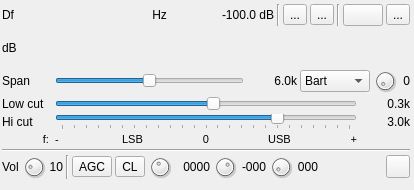
Old version of the form plugins/channelrx/demodft8/ft8demodgui.ui in the repository f4exb/sdrangel.
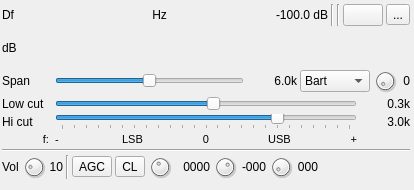
New version of the form. Icons and pictures are not drawn. Custom widgets are drawn as their Qt base class.

Commit message: FT8 demod: removed audio references (almost)

The edit to the form file:
```diff
--- a/plugins/channelrx/demodft8/ft8demodgui.ui
+++ b/plugins/channelrx/demodft8/ft8demodgui.ui
@@ -169,42 +169,6 @@
       </item>
       <item>
        <layout class="QHBoxLayout" name="audioOptionsLayout">
-        <item>
-         <widget class="QToolButton" name="audioBinaural">
-          <property name="toolTip">
-           <string>Toggle btw Mono and Binaural I/Q audio</string>
-          </property>
-          <property name="text">
-           <string>...</string>
-          </property>
-          <property name="icon">
-           <iconset resource="../../../sdrgui/resources/res.qrc">
-            <normaloff>:/mono.png</normaloff>
-            <normalon>:/stereo.png</normalon>:/mono.png</iconset>
-          </property>
-          <property name="checkable">
-           <bool>true</bool>
-          </property>
-         </widget>
-        </item>
-        <item>
-         <widget class="QToolButton" name="audioFlipChannels">
-          <property name="toolTip">
-           <string>Flip left/right audio channels</string>
-          </property>
-          <property name="text">
-           <string>...</string>
-          </property>
-          <property name="icon">
-           <iconset resource="../../../sdrgui/resources/res.qrc">
-            <normaloff>:/flip_lr.png</normaloff>
-            <normalon>:/flip_rl.png</normalon>:/flip_lr.png</iconset>
-          </property>
-          <property name="checkable">
-           <bool>true</bool>
-          </property>
-         </widget>
-        </item>
         <item>
          <widget class="Line" name="line_4">
           <property name="orientation">
@@ -1010,24 +974,6 @@
         </property>
        </spacer>
       </item>
-      <item>
-       <widget class="QToolButton" name="audioMute">
-        <property name="toolTip">
-         <string>Mute/Unmute audio</string>
-        </property>
-        <property name="text">
-         <string/>
-        </property>
-        <property name="icon">
-         <iconset resource="../../../sdrgui/resources/res.qrc">
-          <normaloff>:/sound_on.png</normaloff>
-          <normalon>:/sound_off.png</normalon>:/sound_on.png</iconset>
-        </property>
-        <property name="checkable">
-         <bool>true</bool>
-        </property>
-       </widget>
-      </item>
      </layout>
     </item>
    </layout>
```
The commit also changes 18 other files.
